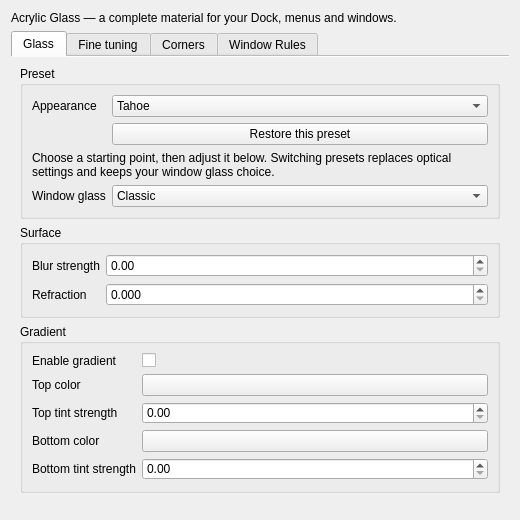
Qt form src/offline/kwin-effects/acrylic-glass/src/kcm/config.ui (lestercorderomurillo/macos-tahoe-liquid-kde) before a commit.
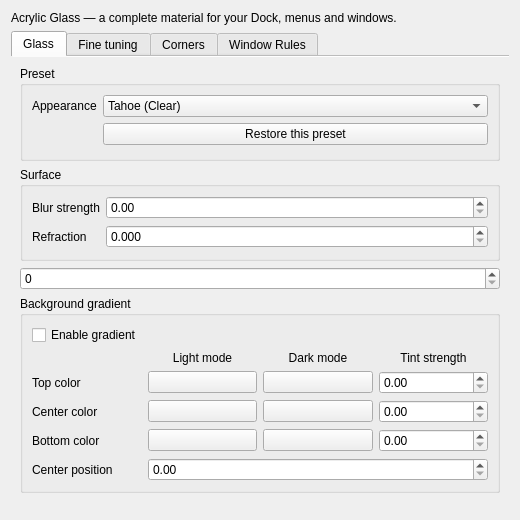
The same form after that commit. Custom widgets are drawn as their Qt base class.

Commit message: Prepare v0.63rc1 glass presets while preserving v0.62 Dock optics

```diff
--- a/src/offline/kwin-effects/acrylic-glass/src/kcm/config.ui
+++ b/src/offline/kwin-effects/acrylic-glass/src/kcm/config.ui
@@ -37,19 +37,6 @@
           <string>Preset</string>
          </property>
          <layout class="QFormLayout" name="presetGroupForm">
-          <item row="3" column="0">
-           <widget class="QLabel" name="labelBackingTint">
-            <property name="text"><string>Window glass</string></property>
-            <property name="buddy"><cstring>kcfg_BackingTint</cstring></property>
-           </widget>
-          </item>
-          <item row="3" column="1">
-           <widget class="QComboBox" name="kcfg_BackingTint">
-            <property name="toolTip"><string>Tinted adds a white backing in light mode or a dark backing in dark mode. Blur and refraction stay the same. Panels and menus keep their own materials.</string></property>
-            <item><property name="text"><string>Classic</string></property></item>
-            <item><property name="text"><string>Tinted</string></property></item>
-           </widget>
-          </item>
           <item row="0" column="0">
            <widget class="QLabel" name="labelMaterialPreset">
             <property name="text">
@@ -64,7 +51,7 @@
            <widget class="PresetComboBox" name="kcfg_MaterialPreset">
             <item>
              <property name="text">
-              <string>Tahoe</string>
+              <string>Tahoe (Clear)</string>
              </property>
             </item>
             <item>
@@ -81,16 +68,6 @@
             </property>
            </widget>
           </item>
-          <item row="2" column="0" colspan="2">
-           <widget class="QLabel" name="presetHelp">
-            <property name="text">
-             <string>Choose a starting point, then adjust it below. Switching presets replaces optical settings and keeps your window glass choice.</string>
-            </property>
-            <property name="wordWrap">
-             <bool>true</bool>
-            </property>
-           </widget>
-          </item>
          </layout>
         </widget>
        </item>
@@ -142,7 +119,7 @@
              <string>Bend the background near the glass edge. 0 disables distortion.</string>
             </property>
             <property name="maximum">
-             <double>0.1</double>
+             <double>0.2</double>
             </property>
             <property name="singleStep">
              <double>0.001</double>
@@ -155,95 +132,133 @@
          </layout>
         </widget>
        </item>
+       <item>
+        <widget class="QSpinBox" name="kcfg_BackingTint">
+         <property name="visible"><bool>false</bool></property>
+         <property name="maximum"><number>1</number></property>
+        </widget>
+       </item>
        <item>
         <widget class="QGroupBox" name="gradientGroup">
-         <property name="title">
-          <string>Gradient</string>
-         </property>
-         <layout class="QFormLayout" name="gradientGroupForm">
-          <item row="0" column="0">
-           <widget class="QLabel" name="labelDarkGradientOverlay">
-            <property name="text">
-             <string>Enable gradient</string>
-            </property>
-            <property name="buddy">
-             <cstring>kcfg_DarkGradientOverlay</cstring>
-            </property>
+         <property name="title"><string>Background gradient</string></property>
+         <layout class="QGridLayout" name="gradientGroupForm">
+          <item row="0" column="0" colspan="4">
+           <widget class="QCheckBox" name="kcfg_DarkGradientOverlay">
+            <property name="text"><string>Enable gradient</string></property>
+            <property name="toolTip"><string>Colors follow each window's light or dark appearance automatically.</string></property>
            </widget>
           </item>
-          <item row="0" column="1">
-           <widget class="QCheckBox" name="kcfg_DarkGradientOverlay" />
+          <item row="1" column="1">
+           <widget class="QLabel" name="labelGradientLight">
+            <property name="text"><string>Light mode</string></property>
+            <property name="alignment"><set>Qt::AlignCenter</set></property>
+           </widget>
           </item>
-          <item row="1" column="0">
+          <item row="1" column="2">
+           <widget class="QLabel" name="labelGradientDark">
+            <property name="text"><string>Dark mode</string></property>
+            <property name="alignment"><set>Qt::AlignCenter</set></property>
+           </widget>
+          </item>
+          <item row="1" column="3">
+           <widget class="QLabel" name="labelGradientStrength">
+            <property name="text"><string>Tint strength</string></property>
+            <property name="alignment"><set>Qt::AlignCenter</set></property>
+           </widget>
+          </item>
+          <item row="2" column="0">
            <widget class="QLabel" name="labelGradientTopColor">
-            <property name="text">
-             <string>Top color</string>
-            </property>
-            <property name="buddy">
-             <cstring>kcfg_GradientTopColor</cstring>
-            </property>
-           </widget>
-          </item>
-          <item row="1" column="1">
-           <widget class="KColorButton" name="kcfg_GradientTopColor" />
-          </item>
-          <item row="2" column="0">
-           <widget class="QLabel" name="labelGradientTopOpacity">
-            <property name="text">
-             <string>Top tint strength</string>
-            </property>
-            <property name="buddy">
-             <cstring>kcfg_GradientTopOpacity</cstring>
-            </property>
+            <property name="text"><string>Top color</string></property>
+            <property name="buddy"><cstring>kcfg_GradientTopColor</cstring></property>
            </widget>
           </item>
           <item row="2" column="1">
+           <widget class="KColorButton" name="kcfg_GradientTopColor">
+            <property name="toolTip"><string>Top color in light mode.</string></property>
+            <property name="accessibleName"><string>Top color in light mode.</string></property>
+           </widget>
+          </item>
+          <item row="2" column="2">
+           <widget class="KColorButton" name="kcfg_GradientTopDarkColor">
+            <property name="toolTip"><string>Top color in dark mode.</string></property>
+            <property name="accessibleName"><string>Top color in dark mode.</string></property>
+           </widget>
+          </item>
+          <item row="2" column="3">
            <widget class="QDoubleSpinBox" name="kcfg_GradientTopOpacity">
-            <property name="maximum">
-             <double>1</double>
-            </property>
-            <property name="singleStep">
-             <double>0.05</double>
-            </property>
-            <property name="decimals">
-             <number>2</number>
-            </property>
+            <property name="toolTip"><string>Top tint strength for both modes. 0 leaves the glass untinted at this stop.</string></property>
+            <property name="accessibleName"><string>Top tint strength</string></property>
+            <property name="maximum"><double>1.0</double></property>
+            <property name="singleStep"><double>0.01</double></property>
+            <property name="decimals"><number>2</number></property>
            </widget>
           </item>
           <item row="3" column="0">
+           <widget class="QLabel" name="labelGradientCenterColor">
+            <property name="text"><string>Center color</string></property>
+            <property name="buddy"><cstring>kcfg_GradientCenterColor</cstring></property>
+           </widget>
+          </item>
+          <item row="3" column="1">
+           <widget class="KColorButton" name="kcfg_GradientCenterColor">
+            <property name="toolTip"><string>Center color in light mode.</string></property>
+            <property name="accessibleName"><string>Center color in light mode.</string></property>
+           </widget>
+          </item>
+          <item row="3" column="2">
+           <widget class="KColorButton" name="kcfg_GradientCenterDarkColor">
+            <property name="toolTip"><string>Center color in dark mode.</string></property>
+            <property name="accessibleName"><string>Center color in dark mode.</string></property>
+           </widget>
+          </item>
+          <item row="3" column="3">
+           <widget class="QDoubleSpinBox" name="kcfg_GradientCenterOpacity">
+            <property name="toolTip"><string>Center tint strength for both modes. 0 leaves the glass untinted at this stop.</string></property>
+            <property name="accessibleName"><string>Center tint strength</string></property>
+            <property name="maximum"><double>1.0</double></property>
+            <property name="singleStep"><double>0.01</double></property>
+            <property name="decimals"><number>2</number></property>
+           </widget>
+          </item>
+          <item row="4" column="0">
            <widget class="QLabel" name="labelGradientBottomColor">
-            <property name="text">
-             <string>Bottom color</string>
-            </property>
-            <property name="buddy">
-             <cstring>kcfg_GradientBottomColor</cstring>
-            </property>
-           </widget>
-          </item>
-          <item row="3" column="1">
-           <widget class="KColorButton" name="kcfg_GradientBottomColor" />
-          </item>
-          <item row="4" column="0">
-           <widget class="QLabel" name="labelGradientBottomOpacity">
-            <property name="text">
-             <string>Bottom tint strength</string>
-            </property>
-            <property name="buddy">
-             <cstring>kcfg_GradientBottomOpacity</cstring>
-            </property>
+            <property name="text"><string>Bottom color</string></property>
+            <property name="buddy"><cstring>kcfg_GradientBottomColor</cstring></property>
            </widget>
           </item>
           <item row="4" column="1">
+           <widget class="KColorButton" name="kcfg_GradientBottomColor">
+            <property name="toolTip"><string>Bottom color in light mode.</string></property>
+            <property name="accessibleName"><string>Bottom color in light mode.</string></property>
+           </widget>
+          </item>
+          <item row="4" column="2">
+           <widget class="KColorButton" name="kcfg_GradientBottomDarkColor">
+            <property name="toolTip"><string>Bottom color in dark mode.</string></property>
+            <property name="accessibleName"><string>Bottom color in dark mode.</string></property>
+           </widget>
+          </item>
+          <item row="4" column="3">
            <widget class="QDoubleSpinBox" name="kcfg_GradientBottomOpacity">
-            <property name="maximum">
-             <double>1</double>
-            </property>
-            <property name="singleStep">
-             <double>0.05</double>
-            </property>
-            <property name="decimals">
-             <number>2</number>
-            </property>
+            <property name="toolTip"><string>Bottom tint strength for both modes. 0 leaves the glass untinted at this stop.</string></property>
+            <property name="accessibleName"><string>Bottom tint strength</string></property>
+            <property name="maximum"><double>1.0</double></property>
+            <property name="singleStep"><double>0.01</double></property>
+            <property name="decimals"><number>2</number></property>
+           </widget>
+          </item>
+          <item row="5" column="0">
+           <widget class="QLabel" name="labelGradientCenterPosition">
+            <property name="text"><string>Center position</string></property>
+            <property name="buddy"><cstring>kcfg_GradientCenterPosition</cstring></property>
+           </widget>
+          </item>
+          <item row="5" column="1" colspan="3">
+           <widget class="QDoubleSpinBox" name="kcfg_GradientCenterPosition">
+            <property name="toolTip"><string>Position from top (0) to bottom (1). 0.5 is halfway down the surface.</string></property>
+            <property name="maximum"><double>1.0</double></property>
+            <property name="singleStep"><double>0.01</double></property>
+            <property name="decimals"><number>2</number></property>
            </widget>
           </item>
          </layout>
```
Left out of the diff: 64 changed lines with no effect on the pictures. The commit also changes 36 other files.
